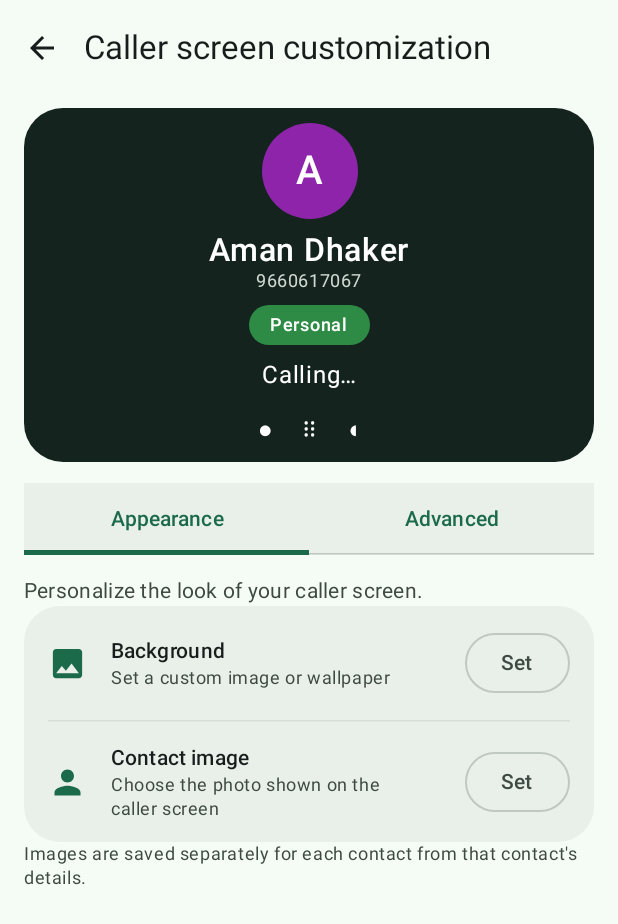
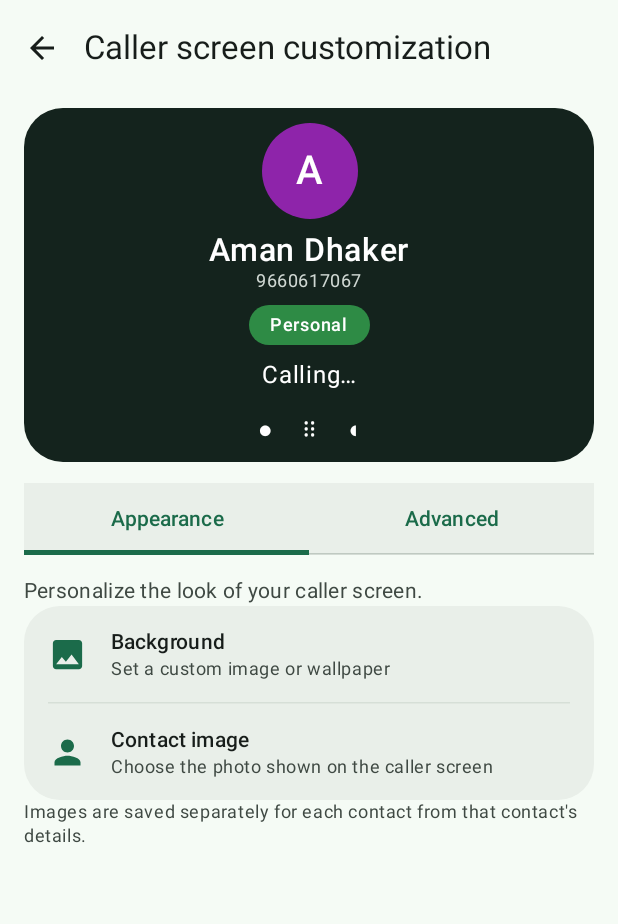
Before and after one commit to aman-dhakar-191/Contacts, an Android app built with Jetpack Compose: the screen it shows after launch (MainActivity), after a tap on "Caller screen customization", on a phone screen of 412 x 824 dp. Shown: the top 924 px of the screen. Run offline under Robolectric (Android 15) with nearby library versions, the phone set to English and light mode, and no system bars; pictures from the network do not load; 2 other taps on this screen came first.

Commit message:
Polish customization setting row interactions

```diff
--- a/app/src/main/java/io/github/amandhakar/contacts/ui/CallerScreenCustomization.kt
+++ b/app/src/main/java/io/github/amandhakar/contacts/ui/CallerScreenCustomization.kt
@@ -9,6 +9,7 @@ import android.net.Uri
 import androidx.activity.compose.rememberLauncherForActivityResult
 import androidx.activity.result.contract.ActivityResultContracts
 import androidx.compose.foundation.background
+import androidx.compose.foundation.clickable
 import androidx.compose.foundation.layout.Arrangement
 import androidx.compose.foundation.layout.Box
 import androidx.compose.foundation.layout.Column
@@ -115,7 +116,7 @@ fun CallerScreenCustomizationScreen(vm: AppViewModel, contactId: Long? = null) {
             }
             item {
                 TabRow(selectedTabIndex = tab.ordinal, containerColor = MaterialTheme.colorScheme.surfaceContainer) {
-                    CustomizationTab.entries.forEach { item ->
+                    CustomizationTab.values().forEach { item ->
                         Tab(selected = tab == item, onClick = { tab = item }, text = { Text(item.name) })
                     }
                 }
@@ -232,9 +233,8 @@ private fun CustomizationRow(
     subtitle: String,
     onClick: () -> Unit,
 ) {
-    androidx.compose.foundation.clickable
     Row(
-        Modifier.fillMaxWidth().padding(horizontal = 16.dp, vertical = 14.dp),
+        Modifier.fillMaxWidth().clickable(onClick = onClick).padding(horizontal = 16.dp, vertical = 14.dp),
         verticalAlignment = Alignment.CenterVertically,
     ) {
         Icon(icon, null, Modifier.size(26.dp), tint = MaterialTheme.colorScheme.primary)
@@ -242,8 +242,6 @@ private fun CustomizationRow(
             Text(title, style = MaterialTheme.typography.titleSmall)
             Text(subtitle, style = MaterialTheme.typography.bodySmall, color = MaterialTheme.colorScheme.onSurfaceVariant)
         }
-        Icon(Icons.Filled.Check, null, tint = MaterialTheme.colorScheme.primary.copy(alpha = 0.0f))
-        OutlinedButton(onClick = onClick) { Text("Set") }
     }
 }
 
```
